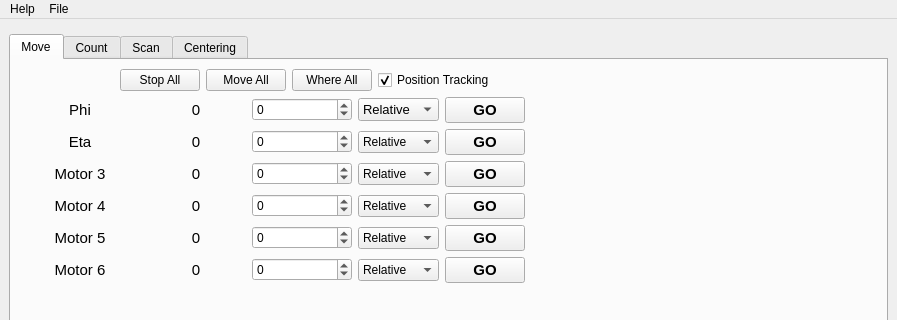
First picture: the form in main_controller/windows/main_window.ui, repository ayuzer/HXMA_Python_Gui, before the edit; both pictures show x 0 to 897 and y 0 to 320 of the 897 by 618 pixel window.
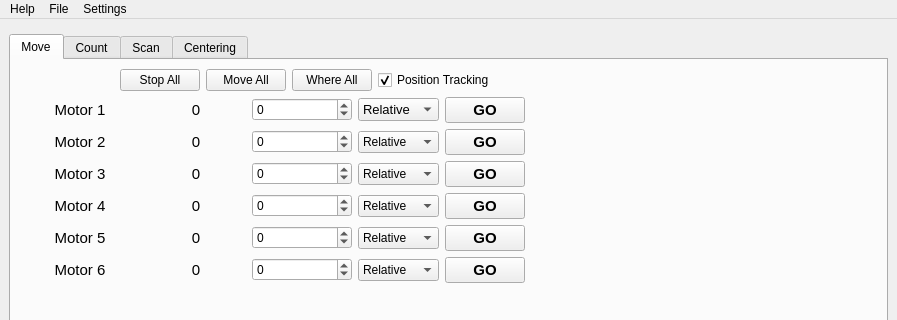
Second picture: the form after the edit. The open tabs and pages were chosen to show the change.

Commit message:
Motor Slotting Popup Implemented
Motor Slotting added and popups in general are now achiveable.

Template added to show how popups can be made well.

Diff of the .ui file:
```diff
--- a/main_controller/windows/main_window.ui
+++ b/main_controller/windows/main_window.ui
@@ -178,7 +178,7 @@
                  </font>
                 </property>
                 <property name="text">
-                 <string>Phi</string>
+                 <string>Motor 1</string>
                 </property>
                 <property name="alignment">
                  <set>Qt::AlignCenter</set>
@@ -199,7 +199,7 @@
                  </font>
                 </property>
                 <property name="text">
-                 <string>Eta</string>
+                 <string>Motor 2</string>
                 </property>
                 <property name="alignment">
                  <set>Qt::AlignCenter</set>
@@ -2233,8 +2233,15 @@
     </property>
     <addaction name="action_set_server"/>
    </widget>
+   <widget class="QMenu" name="menuSettings">
+    <property name="title">
+     <string>Settings</string>
+    </property>
+    <addaction name="action_motor_slots"/>
+   </widget>
    <addaction name="menuHelp"/>
    <addaction name="menuSetup"/>
+   <addaction name="menuSettings"/>
   </widget>
   <action name="action_about">
    <property name="text">
```
Left out of the diff: 7 changed lines with no effect on the pictures. The commit also changes 56 other files.
